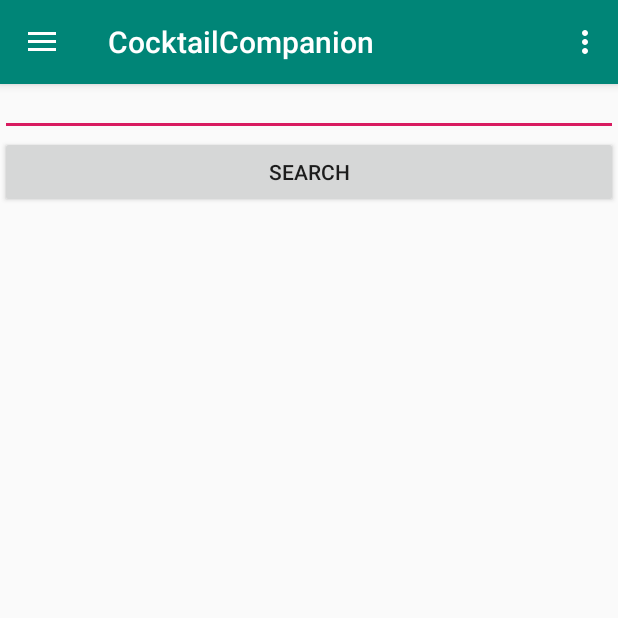
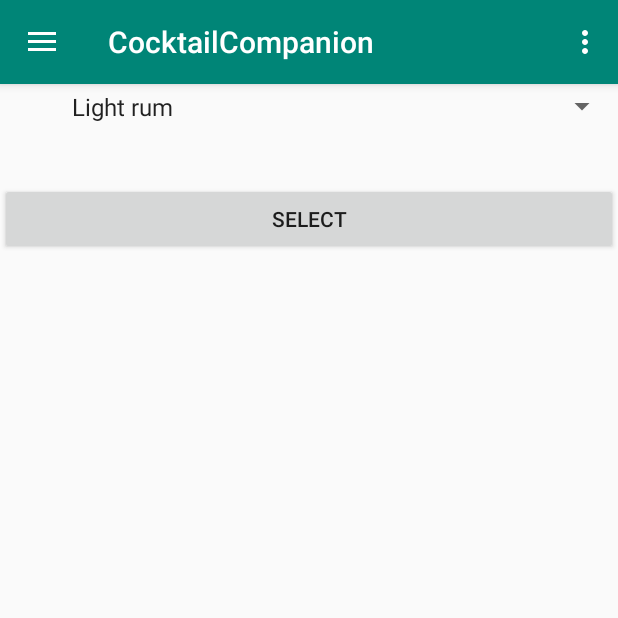
Before and after one commit to BooitsDaly/CocktailCompanion, an Android app: the screen it shows after launch (MainActivity), in the side drawer, after a tap on "Search By Ingredient", on a phone screen of 412 x 824 dp, the top half of it. Run offline under Robolectric (Android 15) with nearby library versions, the phone set to English and light mode, and no system bars.

Commit message:
alcoholic filter done non-alcoholic filter done search by ingredient done

```diff
--- a/app/build.gradle
+++ b/app/build.gradle
@@ -44,4 +44,5 @@ dependencies {
     implementation 'com.squareup.picasso:picasso:2.71828'
     implementation 'com.android.support:recyclerview-v7:28.0.0'
     implementation 'com.android.support:cardview-v7:28.0.0'
+    implementation 'androidx.fragment:fragment-ktx:1.0.0'
 }
--- /dev/null
+++ b/app/src/main/java/com/example/cocktailcompanion/FilterbyIngredient.kt
@@ -0,0 +1,186 @@
+package com.example.cocktailcompanion
+
+import android.os.Bundle
+import com.example.cocktailcompanion.MainActivity
+import androidx.fragment.app.Fragment
+//import android.support.v4.app.Fragment
+import android.view.LayoutInflater
+import android.view.View
+import android.view.ViewGroup
+import android.widget.ArrayAdapter
+import android.widget.Spinner
+import android.R
+import android.app.Activity
+import android.widget.AdapterView
+import androidx.appcompat.app.AppCompatActivity
+import com.google.gson.GsonBuilder
+import okhttp3.Call
+import okhttp3.OkHttpClient
+import okhttp3.Request
+import okhttp3.Response
+import java.io.IOException
+
+
+// TODO: Rename parameter arguments, choose names that match
+// the fragment initialization parameters, e.g. ARG_ITEM_NUMBER
+
+/**
+ * A simple [Fragment] subclass.
+ * Activities that contain this fragment must implement the
+ * [FilterbyIngredient.OnFragmentInteractionListener] interface
+ * to handle interaction events.
+ * Use the [FilterbyIngredient.newInstance] factory method to
+ * create an instance of this fragment.
+ *
+ */
+class FilterbyIngredient : Fragment() {
+    override fun onCreateView(
+        inflater: LayoutInflater, container: ViewGroup?,
+        savedInstanceState: Bundle?
+    ): View? {
+        // Inflate the layout for this fragment
+        //return inflater.inflate(com.example.cocktailcompanion.R.layout.fragment_searchby_ingredient, container, false)
+        val v = inflater.inflate(com.example.cocktailcompanion.R.layout.fragment_filterby_ingredient, container, false)
+        //val v = inflater.inflate(R.layout.manual, container, false)
+
+        val values = arrayOf(
+            "Light rum",
+            "Applejack",
+            "Gin",
+            "Dark Rum",
+            "Sweet Vermouth",
+            "Strawberry schnapps",
+            "Scotch",
+            "Apricot brandy",
+            "Triple sec",
+            "Southern Comfort",
+            "Orange bitters",
+            "Brandy",
+            "Lemon vodka",
+            "Blended whiskey",
+            "Dry Vermouth",
+            "Amaretto",
+            "Tea",
+            "Champagne",
+            "Coffee Liqueur",
+            "Burbon",
+            "Tequila",
+            "Vodka",
+            "Bitters",
+            "Sugar",
+            "Kahlua",
+            "demerara Sugar",
+            "Dubonnet Rouge",
+            "Lime Juice",
+            "Irish Whiskey",
+            "Apple brandy",
+            "Carbonated Water",
+            "Cherry brandy",
+            "Creme de Cacao",
+            "Grenadine",
+            "Port",
+            "Coffee Brandy",
+            "Red Wine",
+            "Rum",
+            "Grapefruit Juice",
+            "Ricard",
+            "Sherry",
+            "Cognac",
+            "Sloe Gin",
+            "Apple Juice",
+            "Pineapple Juice",
+            "Lemon Juice",
+            "Sugar syrup",
+            "Milk",
+            "Strawberries",
+            "Chocolate Syrup",
+            "Yoghurt",
+            "Mango",
+            "Ginger",
+            "Lime",
+            "Cantaloupe",
+            "Berries",
+            "Grapes",
+            "Kiwi",
+            "Tomato Juice",
+            "Coco Powder",
+            "Chocolate",
+            "Heavy Cream",
+            "Galliano",
+            "Peach Vodka",
+            "Ouzo",
+            "Coffee",
+            "Spiced Rum",
+            "Water",
+            "Espresso",
+            "Angelica root",
+            "Orange",
+            "Cranberries",
+            "Johnnie Walker",
+            "Apple cider",
+            "Everclear",
+            "Cranberry Juice",
+            "Egg Yolk",
+            "Egg",
+            "Grape Juice",
+            "Peach nectar",
+            "Lemon",
+            "Firewater",
+            "Lemonade",
+            "Lager",
+            "Whiskey",
+            "Absolut Citron",
+            "Pisco",
+            "Irish Cream",
+            "Ale",
+            "Chocolate liqueur",
+            "Midori melon liqueur",
+            "Sambuca",
+            "Cider",
+            "Sprite",
+            "7-up",
+            "Blackberry brandy",
+            "Peppermint schnapps",
+            "Creme de Cassis",
+            "Jack Daniels",
+            "Bailey's Irish Cream",
+            "151 proof rum",
+            "Absolut Vodka",
+            "Goldschlager",
+            "Crown Royal",
+            "Cointreau",
+            "Vermouth",
+            "Advocaat",
+            "Absolut Kurant",
+            "Beer",
+            "Kool-Aid",
+            "Cherry Heering",
+            "White Creme de Menthe",
+            "Malibu rum",
+            "Vanilla Vodka",
+            "Jagermeister",
+            "Kiwi liqueur",
+            "Grand Marnier",
+            "Cachaca",
+            "Peachtree schnapps",
+            "Wild Turkey",
+            "Cranberry vodka",
+            "Corona",
+            "Orange Juice",
+            "Yukon Jack",
+            "Chocolate ice-cream",
+            "Coconut rum",
+            "Banana liqueur",
+            "Black Sambuca",
+            "Mint",
+            "Ice",
+            "Sour Mix",
+            "Absinthe")
+        val spinner = v.findViewById(com.example.cocktailcompanion.R.id.spinner) as Spinner
+        val adapter = ArrayAdapter(this.activity!!, R.layout.simple_spinner_item, values)
+        adapter.setDropDownViewResource(R.layout.simple_dropdown_item_1line)
+        spinner.adapter = adapter
+
+        return v
+    }
+}
--- /dev/null
+++ b/app/src/main/res/layout/fragment_filterby_ingredient.xml
@@ -0,0 +1,22 @@
+<?xml version="1.0" encoding="utf-8"?>
+<LinearLayout xmlns:android="http://schemas.android.com/apk/res/android"
+              xmlns:tools="http://schemas.android.com/tools"
+              android:layout_width="match_parent"
+              android:layout_height="match_parent"
+              tools:context=".FilterbyIngredient" android:orientation="vertical">
+    <Spinner
+            android:layout_width="match_parent"
+            android:layout_height="wrap_content"
+            android:id="@+id/spinner" android:padding="40dp" android:layout_marginTop="20dp"/>
+
+    <Button
+            android:text="Select"
+            android:layout_width="match_parent"
+            android:onClick="IngredientSelected"
+            android:layout_height="wrap_content" android:id="@+id/button"/>
+    <FrameLayout android:layout_width="match_parent"
+                 android:layout_height="wrap_content"
+                 android:layout_weight="3"
+                 android:id="@+id/filterbyingredientresults"
+    ></FrameLayout>
+</LinearLayout>
--- a/app/src/main/res/menu/activity_main_drawer.xml
+++ b/app/src/main/res/menu/activity_main_drawer.xml
@@ -24,7 +24,11 @@
             <item
                     android:id="@+id/filter_alcahol"
                     android:icon="@drawable/ic_menu_share"
-                    android:title="Alcahol"/>
+                    android:title="Alcoholic"/>
+            <item
+                    android:id="@+id/filter_nonalcahol"
+                    android:icon="@drawable/ic_menu_share"
+                    android:title="Non-Alcoholic"/>
             <item
                     android:id="@+id/filter_category"
                     android:icon="@drawable/ic_menu_send"
```
Also changed, not shown: app/src/main/java/com/example/cocktailcompanion/CategoryList.kt (added, +102 -0 lines), app/src/main/java/com/example/cocktailcompanion/IngredientsListFragment.kt (added, +62 -0 lines), app/src/main/java/com/example/cocktailcompanion/MainActivity.kt (+102 -17 lines), app/src/main/java/com/example/cocktailcompanion/MyDrinksRecyclerViewAdapter.kt (+1 -9 lines), app/src/main/java/com/example/cocktailcompanion/MyIngredientsListRecyclerViewAdapter.kt (added, +58 -0 lines), app/src/main/res/layout/fragment_category_list.xml (added, +14 -0 lines), app/src/main/res/layout/fragment_ingredientslist.xml (added, +18 -0 lines), app/src/main/res/layout/fragment_ingredientslist_list.xml (added, +14 -0 lines).
